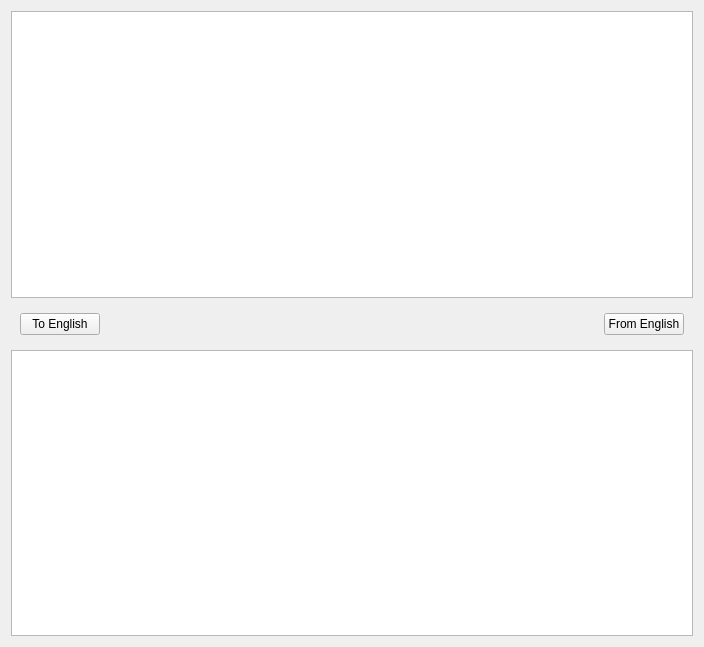
The window that blackspeech.ui (Dugy/EmWeb) describes before a commit, drawn with Qt 5.
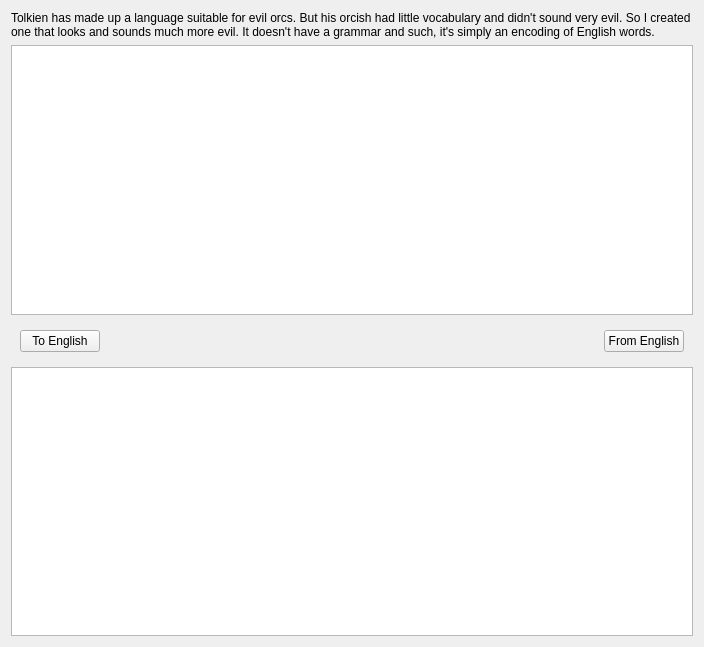
The same window after the commit.

```diff
--- a/blackspeech.ui
+++ b/blackspeech.ui
@@ -14,6 +14,16 @@
    <string>Form</string>
   </property>
   <layout class="QVBoxLayout" name="verticalLayout">
+   <item>
+    <widget class="QLabel" name="label">
+     <property name="text">
+      <string>Tolkien has made up a language suitable for evil orcs. But his orcish had little vocabulary and didn't sound very evil. So I created one that looks and sounds much more evil. It doesn't have a grammar and such, it's simply an encoding of English words.</string>
+     </property>
+     <property name="wordWrap">
+      <bool>true</bool>
+     </property>
+    </widget>
+   </item>
    <item>
     <widget class="QPlainTextEdit" name="english"/>
    </item>
```
